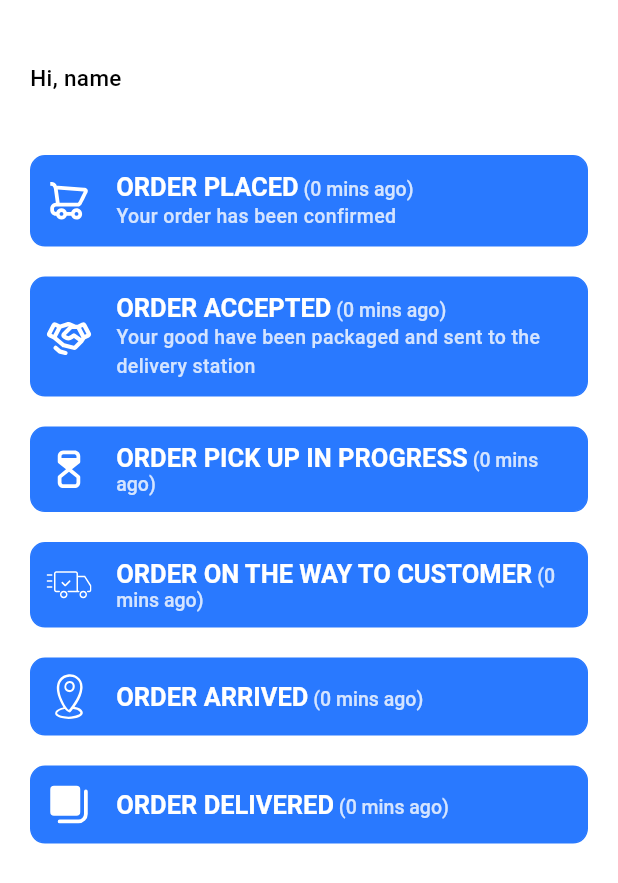
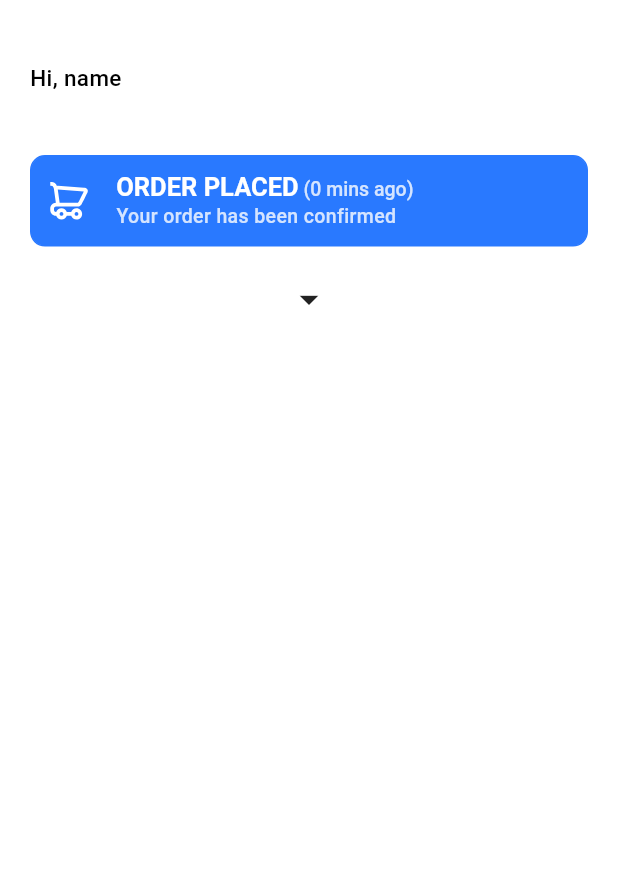
Before and after one commit to Odinachi/e, a Flutter app: the OrderScreen screen opened by its route, on a phone screen of 412 x 824 dp. Shown: the top 883 px of the screen. Run offline on Flutter 3.47's test engine with Material 2 defaults, Android fonts, the phone set to English and light mode, and no system bars; our stand-ins replace flutter_svg.

Commit message:
order UI initial

```diff
--- a/lib/features/orders/view/order_screen.dart
+++ b/lib/features/orders/view/order_screen.dart
@@ -17,6 +17,8 @@ class _OrderScreenState extends State<OrderScreen> {
   void dispose() {
     super.dispose();
   }
+
+  bool showDetails = false;
 
   List<OrderModel> stages = [
     OrderModel(
@@ -74,7 +76,10 @@ class _OrderScreenState extends State<OrderScreen> {
               textAlign: TextAlign.start,
             ),
             const AppSpace(axis: Axis.vertical, percentage: .05),
-            ListView.builder(
+            AnimatedSwitcher(
+              duration: const Duration(milliseconds: 300),
+              child: showDetails
+                  ? ListView.builder(
                       shrinkWrap: true,
                       itemBuilder: (_, index) {
                         final s = stages[index];
@@ -85,6 +90,24 @@ class _OrderScreenState extends State<OrderScreen> {
                         );
                       },
                       itemCount: stages.length,
+                    )
+                  : StatusWidget(
+                      model: stages.first,
+                      status: Status.current,
+                    ).callback(
+                      onTap: () => setState(() {
+                            showDetails = !showDetails;
+                          })),
+            ),
+            AnimatedSwitcher(
+              duration: const Duration(milliseconds: 300),
+              child: Icon(
+                showDetails ? Icons.arrow_drop_up : Icons.arrow_drop_down,
+                size: 30,
+              ).callback(
+                  onTap: () => setState(() {
+                        showDetails = !showDetails;
+                      })),
             )
           ],
         ),
```
Lines whose indentation alone changed are shown as unchanged.
